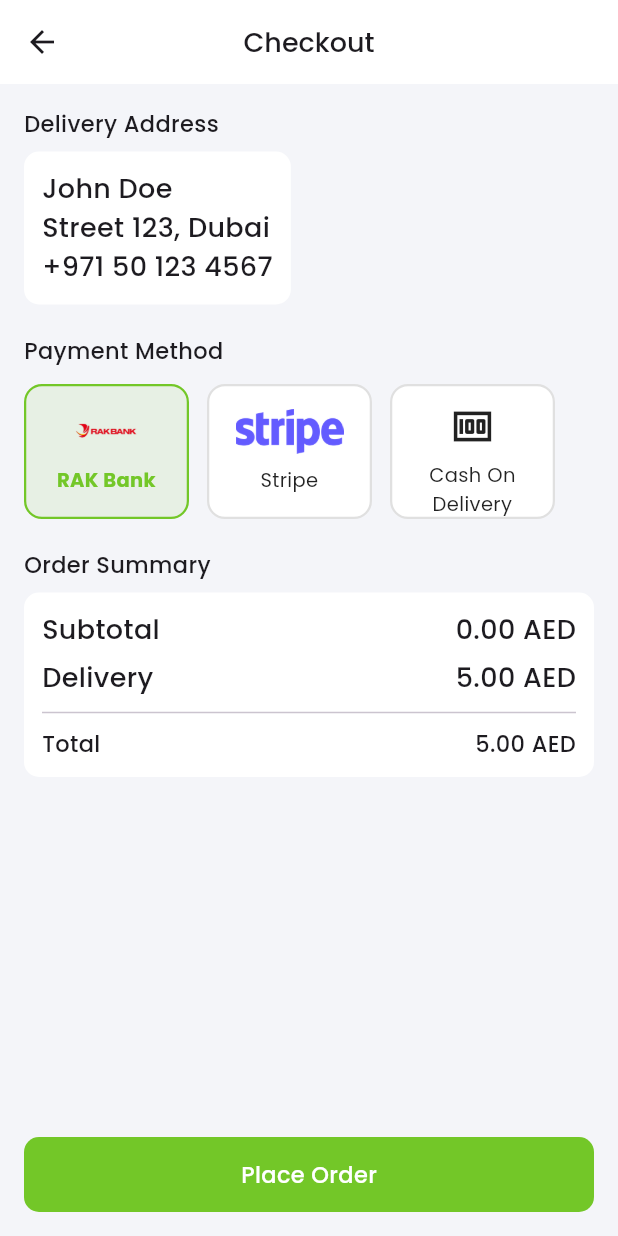
After one commit to Megan-IT-Solution/Niligiris-User-App, a Flutter app: the CheckoutScreen screen opened directly, on a phone screen of 412 x 824 dp. The commit adds this screen. Run offline on Flutter 3.47's test engine with Material 3 defaults, Android fonts, the phone set to English and light mode, and no system bars; our stand-ins replace carousel_slider, flutter_credit_card, get, google_fonts, smooth_page_indicator.

Commit message:
Check Out Address Widget Done

```diff
--- a/lib/screens/custom_navbar/cart/cart_screen.dart
+++ b/lib/screens/custom_navbar/cart/cart_screen.dart
@@ -1,15 +1,16 @@
 import 'package:flutter/material.dart';
+import 'package:get/get.dart';
 import 'package:nilgiris/controllers/cart_controller.dart';
 import 'package:nilgiris/screens/custom_navbar/cart/widgets/checkout_widget.dart';
 import 'package:nilgiris/screens/custom_navbar/cart/widgets/dismissible_widget.dart';
 import 'package:nilgiris/screens/custom_navbar/cart/widgets/empty_cart_widget.dart';
 import 'package:nilgiris/screens/custom_navbar/cart/widgets/increment_decrement_quantity_widget.dart';
 import 'package:nilgiris/screens/custom_navbar/cart/widgets/pdt_quantity_and_title_widget.dart';
-import 'package:nilgiris/utils/custom_msgs.dart';
 import 'package:provider/provider.dart';
 
 import '../../../constants/app_colors.dart';
 import '../../../constants/app_text_styles.dart';
+import 'checkout_screen.dart';
 
 class CartScreen extends StatelessWidget {
   const CartScreen({super.key});
@@ -87,7 +88,7 @@ class CartScreen extends StatelessWidget {
                         .getTotalAmount()
                         .toStringAsFixed(2),
                     onCheckOutClicked: () {
-                      showCustomMsg(context, "Check Out Clicked");
+                      Get.to(() => CheckoutScreen());
                     },
                   ),
                 ],
--- /dev/null
+++ b/lib/screens/custom_navbar/cart/checkout_screen.dart
@@ -0,0 +1,188 @@
+import 'package:flutter/material.dart';
+import 'package:get/get.dart';
+import 'package:nilgiris/constants/app_colors.dart';
+import 'package:nilgiris/constants/app_text_styles.dart';
+import 'package:nilgiris/controllers/cart_controller.dart';
+import 'package:nilgiris/screens/custom_navbar/cart/widgets/credit_card_widget.dart';
+import 'package:nilgiris/widgets/buttons.dart';
+import 'package:provider/provider.dart';
+
+class CheckoutScreen extends StatefulWidget {
+  const CheckoutScreen({super.key});
+
+  @override
+  State<CheckoutScreen> createState() => _CheckoutScreenState();
+}
+
+class _CheckoutScreenState extends State<CheckoutScreen> {
+  String _selectedPaymentMethod = 'RAK Bank';
+
+  final paymentMethods = [
+    {'title': 'RAK Bank', 'image': 'assets/icons/rak.png'},
+    {'title': 'Stripe', 'image': 'assets/icons/stripe.png'},
+    {'title': 'Cash On Delivery', 'image': null},
+  ];
+
+  @override
+  Widget build(BuildContext context) {
+    final cartController = Provider.of<CartController>(context);
+
+    return Scaffold(
+      backgroundColor: AppColors.bgColor,
+      appBar: AppBar(
+        backgroundColor: AppColors.primaryWhite,
+        title: Text("Checkout", style: AppTextStyles.h2),
+        centerTitle: true,
+      ),
+      body: Padding(
+        padding: const EdgeInsets.all(16),
+        child: Column(
+          crossAxisAlignment: CrossAxisAlignment.start,
+          children: [
+            Text("Delivery Address", style: AppTextStyles.h1),
+            SizedBox(height: 8),
+            Container(
+              padding: EdgeInsets.all(12),
+              decoration: BoxDecoration(
+                color: AppColors.primaryWhite,
+                borderRadius: BorderRadius.circular(10),
+              ),
+              child: Text(
+                "John Doe\nStreet 123, Dubai\n+971 50 123 4567",
+                style: AppTextStyles.h2,
+              ),
+            ),
+
+            SizedBox(height: 20),
+            Text("Payment Method", style: AppTextStyles.h1),
+            SizedBox(height: 12),
+
+            SingleChildScrollView(
+              scrollDirection: Axis.horizontal,
+              child: Row(
+                children:
+                    paymentMethods.map((method) {
+                      final isSelected =
+                          _selectedPaymentMethod == method['title'];
+                      return GestureDetector(
+                        onTap: () {
+                          setState(() {
+                            _selectedPaymentMethod = method['title']!;
+                          });
+                        },
+                        child: Container(
+                          margin: EdgeInsets.only(right: 12),
+                          padding: EdgeInsets.all(12),
+                          width: 110,
+                          height: 90,
+                          decoration: BoxDecoration(
+                            color:
+                                isSelected
+                                    ? AppColors.primaryColor.withOpacity(0.1)
+                                    : AppColors.primaryWhite,
+                            borderRadius: BorderRadius.circular(12),
+                            border: Border.all(
+                              color:
+                                  isSelected
+                                      ? AppColors.primaryColor
+                                      : Colors.grey.shade300,
+                              width: 1.5,
+                            ),
+                          ),
+                          child: Column(
+                            mainAxisAlignment: MainAxisAlignment.center,
+                            children: [
+                              method['image'] != null
+                                  ? Image.asset(
+                                    method['image']!,
+                                    height: 30,
+                                    fit: BoxFit.contain,
+                                  )
+                                  : Icon(Icons.money, size: 30),
+                              SizedBox(height: 8),
+                              Text(
+                                method['title']!,
+                                style: AppTextStyles.h2.copyWith(
+                                  fontSize: 13,
+                                  fontWeight:
+                                      isSelected
+                                          ? FontWeight.bold
+                                          : FontWeight.normal,
+                                  color:
+                                      isSelected
+                                          ? AppColors.primaryColor
+                                          : Colors.black87,
+                                ),
+                                textAlign: TextAlign.center,
+                              ),
+                            ],
+                          ),
+                        ),
+                      );
+                    }).toList(),
+              ),
+            ),
+
+            SizedBox(height: 20),
+            Text("Order Summary", style: AppTextStyles.h1),
+            SizedBox(height: 8),
+            Container(
+              padding: EdgeInsets.all(12),
+              decoration: BoxDecoration(
+                color: AppColors.primaryWhite,
+                borderRadius: BorderRadius.circular(10),
+              ),
+              child: Column(
+                children: [
+                  _summaryRow(
+                    "Subtotal",
+                    "${cartController.getTotalAmount().toStringAsFixed(2)} AED",
+                  ),
+                  SizedBox(height: 6),
+                  _summaryRow("Delivery", "5.00 AED"),
+                  Divider(height: 20),
+                  _summaryRow(
+                    "Total",
+                    "${(cartController.getTotalAmount() + 5).toStringAsFixed(2)} AED",
+                    isBold: true,
+                  ),
+                ],
+              ),
+            ),
+
+            Spacer(),
+
+            PrimaryButton(
+              title: "Place Order",
+              onPressed: () {
+                if (_selectedPaymentMethod == "RAK Bank" ||
+                    _selectedPaymentMethod == "Stripe") {
+                  creditCardWidget(context);
+                } else {
+                  Get.defaultDialog(
+                    title: "Order Confirmed",
+                    middleText: "Payment Method: $_selectedPaymentMethod",
+                    textConfirm: "OK",
+                    confirmTextColor: Colors.white,
+                    onConfirm: () {
+                      Get.back();
+                      Get.back();
+                    },
+                  );
+                }
+              },
+            ),
+          ],
+        ),
+      ),
+    );
+  }
+
+  Widget _summaryRow(String label, String value, {bool isBold = false}) {
+    final textStyle = isBold ? AppTextStyles.h1 : AppTextStyles.h2;
+    return Row(
+      mainAxisAlignment: MainAxisAlignment.spaceBetween,
+      children: [Text(label, style: textStyle), Text(value, style: textStyle)],
+    );
+  }
+}
--- a/pubspec.yaml
+++ b/pubspec.yaml
@@ -39,6 +39,7 @@ dependencies:
   google_fonts: ^6.2.1
   smooth_page_indicator: ^1.2.1
   carousel_slider: ^5.1.1
+  flutter_credit_card: ^4.1.0
 
 dev_dependencies:
   flutter_test:
```
Also changed, not shown: lib/screens/custom_navbar/cart/widgets/credit_card_widget.dart (added, +83 -0 lines), lib/screens/custom_navbar/profile/profile_screen.dart (+8 -1 lines), assets/icons/rak.png (added), assets/icons/stripe.png (added), pubspec.lock.
